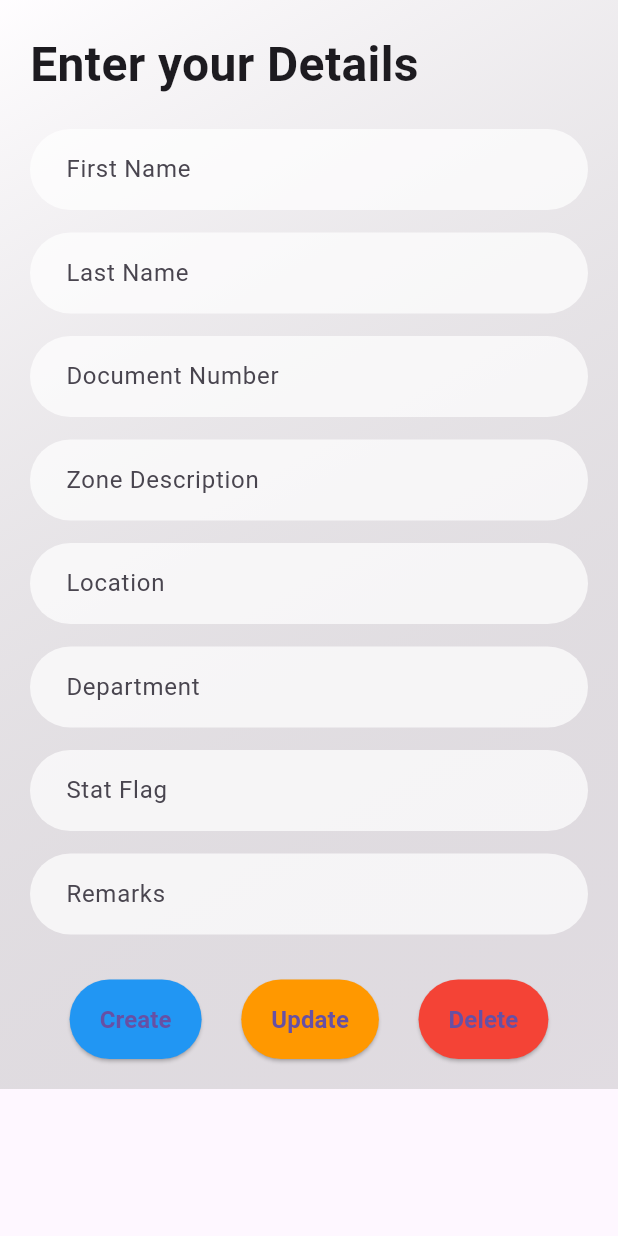
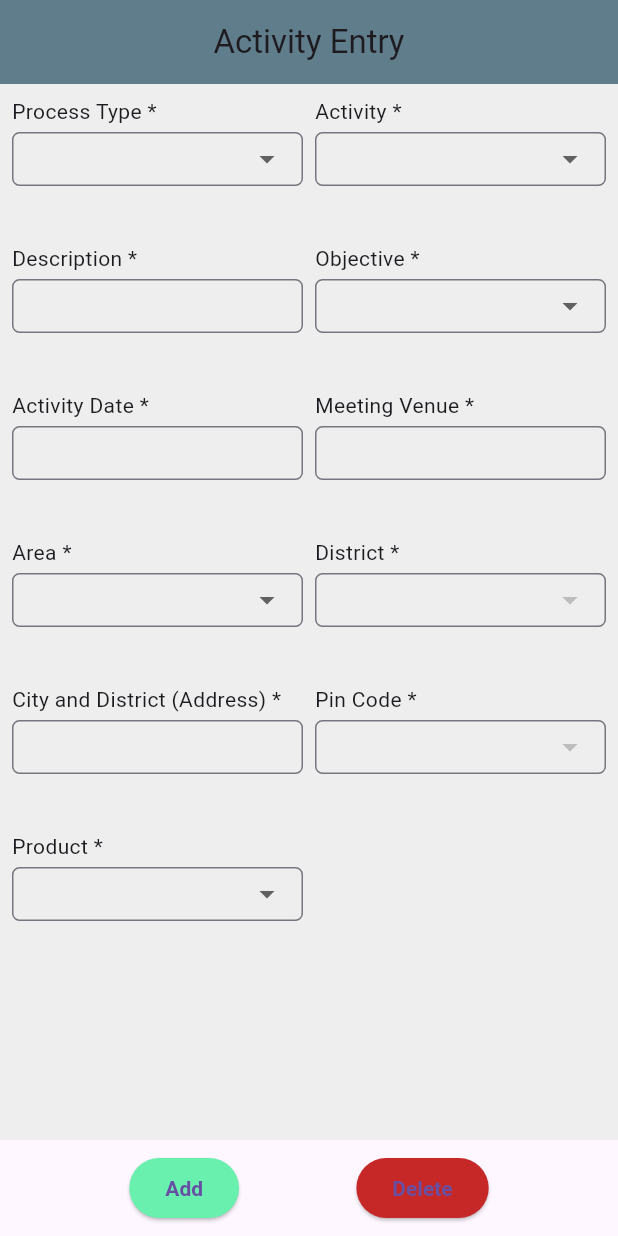
Before and after one commit to raghavinani/BW_web, a Flutter app: the screen it shows after launch, after a tap on the "arrow forward" icon, on a phone screen of 412 x 824 dp. Run offline on Flutter 3.47's test engine with Material 3 defaults, Android fonts, the phone set to English and light mode, and no system bars; our stand-ins replace hive, hive_flutter; accounts and stored records are empty.

Commit message:
activity entry form

```diff
--- a/lib/home.dart
+++ b/lib/home.dart
@@ -11,138 +11,287 @@ class home extends StatelessWidget {
   Widget build(BuildContext context) {
     return const MaterialApp(
       debugShowCheckedModeBanner: false,
-      home: FormScreen(),
+      home: ActivityEntryScreen(),
     );
   }
 }
 
-class FormScreen extends StatefulWidget {
-  const FormScreen({super.key});
+class ActivityEntryScreen extends StatefulWidget {
+  const ActivityEntryScreen({super.key});
 
   @override
-  _FormScreenState createState() => _FormScreenState();
+  State<ActivityEntryScreen> createState() => _ActivityEntryScreenState();
 }
 
-class _FormScreenState extends State<FormScreen> {
-  final TextEditingController firstNameController = TextEditingController();
-  final TextEditingController lastNameController = TextEditingController();
-  final TextEditingController documentNumberController =
-      TextEditingController();
-  final TextEditingController zoneDescriptionController =
-      TextEditingController();
-  final TextEditingController locationController = TextEditingController();
-  final TextEditingController departmentController = TextEditingController();
-  final TextEditingController statFlagController = TextEditingController();
-  final TextEditingController remarksController = TextEditingController();
+class _ActivityEntryScreenState extends State<ActivityEntryScreen> {
+  String? selectedProcessType,
+      selectedActivity,
+      selectedObjective,
+      selectedArea,
+      selectedDistrict,
+      selectedPinCode,
+      selectedProduct;
+  DateTime? selectedDate;
 
-  final _formKey = GlobalKey<FormState>();
+  final TextEditingController descriptionController = TextEditingController();
+  final TextEditingController cityController = TextEditingController();
+  final TextEditingController meetingVenueController = TextEditingController();
+
+  final List<String> processTypes = ['Add', 'Edit', 'Delete'];
+  final List<String> activities = ['Brand Approval', 'Product Awareness'];
+  final List<String> objectives = ['Objective 1', 'Objective 2'];
+  final List<String> areas = ['Mumbai', 'Pune'];
+
+  final Map<String, List<String>> districtsByArea = {
+    'Mumbai': ['Thane', 'Borivali'],
+    'Pune': ['Shivajinagar', 'Kothrud'],
+  };
+
+  final Map<String, Map<String, List<String>>> pinCodesByAreaAndDistrict = {
+    'Mumbai': {
+      'Thane': ['400703', '400604'],
+      'Borivali': ['400091', '400092'],
+    },
+    'Pune': {
+      'Shivajinagar': ['411005', '411006'],
+      'Kothrud': ['411038', '411039'],
+    },
+  };
+
+  final List<String> products = ['Product A', 'Product B'];
 
   @override
   Widget build(BuildContext context) {
     return Scaffold(
+      appBar: AppBar(
+        title: const Text('Activity Entry'),
+        centerTitle: true,
+        backgroundColor: Colors.blueGrey,
+      ),
       body: Container(
-        decoration: BoxDecoration(
-          gradient: LinearGradient(
-            colors: [
-              Colors.white.withOpacity(0.8),
-              Colors.grey.withOpacity(0.3)
-            ],
-            begin: Alignment.topLeft,
-            end: Alignment.bottomRight,
+        color: Colors.grey[200], // Simple light grey background
+        child: Padding(
+          padding: const EdgeInsets.all(8),
+          child: LayoutBuilder(
+            builder: (context, constraints) {
+              // Determine the number of columns based on screen width
+              int crossAxisCount = constraints.maxWidth > 800
+                  ? 3
+                  : 2; // 3 columns for large screens, 2 for smaller screens
+
+              return Center(
+                child: GridView.count(
+                  crossAxisCount:
+                      crossAxisCount, // Adjust the number of columns dynamically
+                  crossAxisSpacing: 8, // Reduced horizontal spacing
+                  mainAxisSpacing: 1, // Reduced vertical spacing
+                  childAspectRatio: 2, // Adjust height for form fields
+                  children: [
+                    _buildDropdownField(
+                      label: 'Process Type *',
+                      value: selectedProcessType,
+                      items: processTypes,
+                      onChanged: (value) {
+                        setState(() {
+                          selectedProcessType = value;
+                        });
+                      },
                     ),
+                    _buildDropdownField(
+                      label: 'Activity *',
+                      value: selectedActivity,
+                      items: activities,
+                      onChanged: (value) {
+                        setState(() {
+                          selectedActivity = value;
+                        });
+                      },
                     ),
-        padding: const EdgeInsets.all(20),
-        child: SingleChildScrollView(
-          child: Form(
-            key: _formKey,
-            child: Column(
-              crossAxisAlignment: CrossAxisAlignment.start,
-              children: [
-                const Text(
-                  'Enter your Details ',
-                  style: TextStyle(
-                    fontSize: 32,
-                    fontWeight: FontWeight.bold,
+                    _buildTextField(descriptionController, 'Description *'),
+                    _buildDropdownField(
+                      label: 'Objective *',
+                      value: selectedObjective,
+                      items: objectives,
+                      onChanged: (value) {
+                        setState(() {
+                          selectedObjective = value;
+                        });
+                      },
                     ),
+                    _buildTextField(
+                      TextEditingController(
+                          text: selectedDate != null
+                              ? '${selectedDate!.day}/${selectedDate!.month}/${selectedDate!.year}'
+                              : ''),
+                      'Activity Date *',
+                      onTap: () async {
+                        final DateTime? picked = await showDatePicker(
+                          context: context,
+                          initialDate: selectedDate ?? DateTime.now(),
+                          firstDate: DateTime(2000),
+                          lastDate: DateTime(2100),
+                        );
+                        if (picked != null) {
+                          setState(() {
+                            selectedDate = picked;
+                          });
+                        }
+                      },
                     ),
-                const SizedBox(height: 20),
-                _buildTextField(firstNameController, 'First Name'),
-                const SizedBox(height: 15),
-                _buildTextField(lastNameController, 'Last Name'),
-                const SizedBox(height: 15),
-                _buildTextField(documentNumberController, 'Document Number'),
-                const SizedBox(height: 15),
-                _buildTextField(zoneDescriptionController, 'Zone Description'),
-                const SizedBox(height: 15),
-                _buildTextField(locationController, 'Location'),
-                const SizedBox(height: 15),
-                _buildTextField(departmentController, 'Department'),
-                const SizedBox(height: 15),
-                _buildTextField(statFlagController, 'Stat Flag'),
-                const SizedBox(height: 15),
-                _buildTextField(remarksController, 'Remarks'),
-                const SizedBox(height: 30),
-                Row(
-                  mainAxisAlignment: MainAxisAlignment.spaceEvenly,
-                  children: [
-                    _buildActionButton('Create', Colors.blue),
-                    _buildActionButton('Update', Colors.orange),
-                    _buildActionButton('Delete', Colors.red),
-                  ],
+                    _buildTextField(meetingVenueController, 'Meeting Venue *'),
+                    _buildDropdownField(
+                      label: 'Area *',
+                      value: selectedArea,
+                      items: areas,
+                      onChanged: (value) {
+                        setState(() {
+                          selectedArea = value;
+                          selectedDistrict = null;
+                          selectedPinCode = null;
+                        });
+                      },
+                    ),
+                    _buildDropdownField(
+                      label: 'District *',
+                      value: selectedDistrict,
+                      items: selectedArea != null
+                          ? districtsByArea[selectedArea] ?? []
+                          : [],
+                      onChanged: (value) {
+                        setState(() {
+                          selectedDistrict = value;
+                          selectedPinCode =
+                              null; // Reset pin code when district changes
+                        });
+                      },
+                    ),
+                    _buildTextField(
+                        cityController, 'City and District (Address) *'),
+                    _buildDropdownField(
+                      label: 'Pin Code *',
+                      value: selectedPinCode,
+                      items: (selectedArea != null && selectedDistrict != null)
+                          ? pinCodesByAreaAndDistrict
+                                      .containsKey(selectedArea) &&
+                                  pinCodesByAreaAndDistrict[selectedArea]!
+                                      .containsKey(selectedDistrict)
+                              ? pinCodesByAreaAndDistrict[selectedArea]![
+                                      selectedDistrict] ??
+                                  []
+                              : []
+                          : [],
+                      onChanged: (value) {
+                        setState(() {
+                          selectedPinCode = value;
+                        });
+                      },
+                    ),
+                    _buildDropdownField(
+                      label: 'Product *',
+                      value: selectedProduct,
+                      items: products,
+                      onChanged: (value) {
+                        setState(() {
+                          selectedProduct = value;
+                        });
+                      },
                     ),
                   ],
                 ),
+              );
+            },
           ),
+        ),
+      ),
+      bottomNavigationBar: Padding(
+        padding: const EdgeInsets.all(8.0),
+        child: Row(
+          mainAxisAlignment: MainAxisAlignment.spaceEvenly,
+          children: [
+            ElevatedButton(
+              onPressed: () {
+                print('Add pressed');
+              },
+              style: ElevatedButton.styleFrom(
+                backgroundColor: Colors.greenAccent,
+                textStyle: const TextStyle(
+                    color: Colors.black, fontWeight: FontWeight.bold),
+              ),
+              child: const Text('Add'),
+            ),
+            ElevatedButton(
+              onPressed: () {
+                print('Delete pressed');
+              },
+              style: ElevatedButton.styleFrom(
+                backgroundColor: Colors.red.shade800,
+                textStyle: const TextStyle(
+                    color: Colors.black87, fontWeight: FontWeight.bold),
+              ),
+              child: const Text('Delete'),
+            ),
+          ],
         ),
       ),
     );
   }
 
-  Widget _buildTextField(TextEditingController controller, String hintText) {
-    return TextFormField(
+  Widget _buildTextField(TextEditingController controller, String label,
+      {VoidCallback? onTap}) {
+    return Column(
+      crossAxisAlignment: CrossAxisAlignment.start,
+      children: [
+        Text(
+          label,
+          style: const TextStyle(fontSize: 14),
+        ),
+        const SizedBox(height: 4),
+        TextFormField(
           controller: controller,
+          onTap: onTap,
+          readOnly: onTap != null,
           decoration: InputDecoration(
-        hintText: hintText,
-        filled: true,
-        fillColor: Colors.white.withOpacity(0.7),
-        border: OutlineInputBorder(
-          borderRadius: BorderRadius.circular(30),
-          borderSide: BorderSide.none,
+            isDense: true,
+            contentPadding:
+                const EdgeInsets.symmetric(horizontal: 10, vertical: 6),
+            border: OutlineInputBorder(borderRadius: BorderRadius.circular(5)),
           ),
-        contentPadding:
-            const EdgeInsets.symmetric(horizontal: 20, vertical: 15),
         ),
-      validator: (value) {
-        if (value == null || value.isEmpty) {
-          return '$hintText is required'; // Custom validation message
-        }
-        return null;
-      },
+      ],
     );
   }
 
-  Widget _buildActionButton(String label, Color color) {
-    return ElevatedButton(
-      onPressed: () {
-        if (_formKey.currentState?.validate() ?? false) {
-          // If the form is valid, process the form
-          print('$label button pressed');
-        } else {
-          // If the form is not valid, show an error message for each field
-          print('Form is invalid');
-        }
-      },
-      style: ElevatedButton.styleFrom(
-        backgroundColor: color,
-        shape: RoundedRectangleBorder(
-          borderRadius: BorderRadius.circular(30),
+  Widget _buildDropdownField({
+    required String label,
+    required String? value,
+    required List<String> items,
+    required ValueChanged<String?> onChanged,
+  }) {
+    return Column(
+      crossAxisAlignment: CrossAxisAlignment.start,
+      children: [
+        Text(
+          label,
+          style: const TextStyle(fontSize: 14),
         ),
-        padding: const EdgeInsets.symmetric(horizontal: 20, vertical: 15),
+        const SizedBox(height: 4),
+        DropdownButtonFormField<String>(
+          value: value,
+          onChanged: onChanged,
+          items: items
+              .map((item) => DropdownMenuItem(
+                    value: item,
+                    child: Text(item, style: const TextStyle(fontSize: 14)),
+                  ))
+              .toList(),
+          decoration: InputDecoration(
+            isDense: true,
+            contentPadding:
+                const EdgeInsets.symmetric(horizontal: 10, vertical: 6),
+            border: OutlineInputBorder(borderRadius: BorderRadius.circular(5)),
           ),
-      child: Text(
-        label,
-        style: const TextStyle(fontSize: 16, fontWeight: FontWeight.bold),
         ),
+      ],
     );
   }
 }
```
Lines whose indentation alone changed are shown as unchanged.
